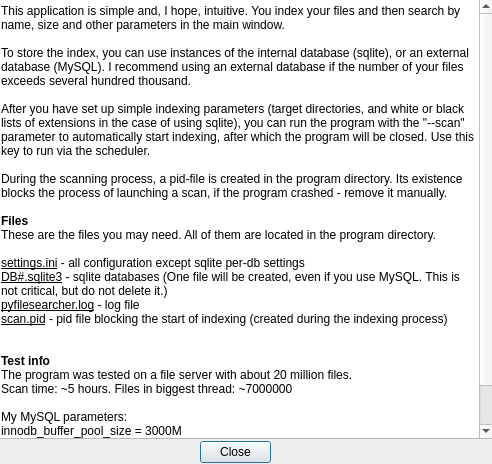
Above: ui_files/manual.ui from qiwichupa/pyFileSearcher before the change. Below: the same form after it.
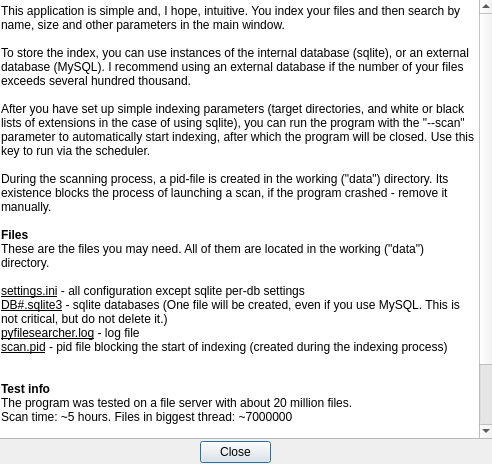
That is the form after the change. Icons and pictures are not drawn.

Commit message: docs: program directory -> working ("data") directory

The edit to the form file:
```diff
--- a/ui_files/manual.ui
+++ b/ui_files/manual.ui
@@ -80,9 +80,9 @@
 &lt;p style=&quot;-qt-paragraph-type:empty; margin-top:0px; margin-bottom:0px; margin-left:0px; margin-right:0px; -qt-block-indent:0; text-indent:0px;&quot;&gt;&lt;br /&gt;&lt;/p&gt;
 &lt;p style=&quot; margin-top:0px; margin-bottom:0px; margin-left:0px; margin-right:0px; -qt-block-indent:0; text-indent:0px;&quot;&gt;&lt;span style=&quot; color:#000000; background-color:#ffffff;&quot;&gt;After you have set up simple indexing parameters (target directories, and white or black lists of extensions in the case of using sqlite), you can run the program with the &amp;quot;--scan&amp;quot; parameter to automatically start indexing, after which the program will be closed. Use this key to run via the scheduler.&lt;/span&gt;&lt;/p&gt;
 &lt;p style=&quot;-qt-paragraph-type:empty; margin-top:0px; margin-bottom:0px; margin-left:0px; margin-right:0px; -qt-block-indent:0; text-indent:0px;&quot;&gt;&lt;br /&gt;&lt;/p&gt;
-&lt;p style=&quot; margin-top:0px; margin-bottom:0px; margin-left:0px; margin-right:0px; -qt-block-indent:0; text-indent:0px;&quot;&gt;&lt;span style=&quot; color:#000000; background-color:#ffffff;&quot;&gt;During the scanning process, a pid-file is created in the program directory. Its existence blocks the process of launching a scan, if the program crashed - remove it manually.&lt;/span&gt;&lt;span style=&quot; color:#000000;&quot;&gt;&lt;br /&gt;&lt;/span&gt;&lt;/p&gt;
+&lt;p style=&quot; margin-top:0px; margin-bottom:0px; margin-left:0px; margin-right:0px; -qt-block-indent:0; text-indent:0px;&quot;&gt;&lt;span style=&quot; color:#000000; background-color:#ffffff;&quot;&gt;During the scanning process, a pid-file is created in the working (&amp;quot;data&amp;quot;) directory. Its existence blocks the process of launching a scan, if the program crashed - remove it manually.&lt;/span&gt;&lt;span style=&quot; color:#000000;&quot;&gt;&lt;br /&gt;&lt;/span&gt;&lt;/p&gt;
 &lt;p style=&quot; margin-top:0px; margin-bottom:0px; margin-left:0px; margin-right:0px; -qt-block-indent:0; text-indent:0px;&quot;&gt;&lt;span style=&quot; font-weight:600; color:#000000;&quot;&gt;Files&lt;/span&gt;&lt;/p&gt;
-&lt;p style=&quot; margin-top:0px; margin-bottom:0px; margin-left:0px; margin-right:0px; -qt-block-indent:0; text-indent:0px;&quot;&gt;These are the files you may need. All of them are located in the program directory.&lt;/p&gt;
+&lt;p style=&quot; margin-top:0px; margin-bottom:0px; margin-left:0px; margin-right:0px; -qt-block-indent:0; text-indent:0px;&quot;&gt;These are the files you may need. All of them are located in the working (&lt;span style=&quot; color:#000000; background-color:#ffffff;&quot;&gt;&amp;quot;data&amp;quot;)&lt;/span&gt; directory.&lt;/p&gt;
 &lt;p style=&quot;-qt-paragraph-type:empty; margin-top:0px; margin-bottom:0px; margin-left:0px; margin-right:0px; -qt-block-indent:0; text-indent:0px;&quot;&gt;&lt;br /&gt;&lt;/p&gt;
 &lt;p style=&quot; margin-top:0px; margin-bottom:0px; margin-left:0px; margin-right:0px; -qt-block-indent:0; text-indent:0px;&quot;&gt;&lt;span style=&quot; text-decoration: underline; color:#000000;&quot;&gt;settings.ini&lt;/span&gt;&lt;span style=&quot; color:#000000;&quot;&gt; - all configuration except sqlite per-db settings&lt;/span&gt;&lt;/p&gt;
 &lt;p style=&quot; margin-top:0px; margin-bottom:0px; margin-left:0px; margin-right:0px; -qt-block-indent:0; text-indent:0px;&quot;&gt;&lt;span style=&quot; text-decoration: underline; color:#000000;&quot;&gt;DB#.sqlite3&lt;/span&gt;&lt;span style=&quot; color:#000000;&quot;&gt; - sqlite databases (One file will be created, even if you use MySQL. This is not critical, but do not delete it.)&lt;/span&gt;&lt;/p&gt;
```
The commit also changes 2 other files.
